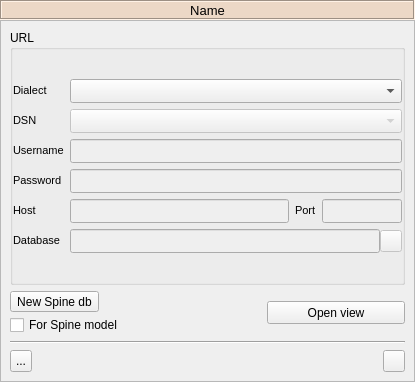
This is spinetoolbox/project_items/data_store/ui/data_store_properties.ui in spine-tools/Spine-Toolbox as Qt 5 draws it before an edit. The edited form follows.
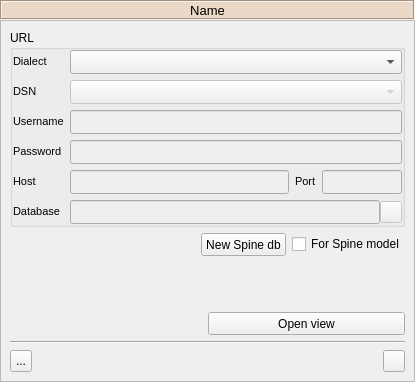
This is the edited form. Icons and pictures are not drawn. Custom widgets are drawn as their Qt base class.

Commit message:
Improve positioning of dock widgets in the data store view
Re #507

What changed in the file:
```diff
--- a/spinetoolbox/project_items/data_store/ui/data_store_properties.ui
+++ b/spinetoolbox/project_items/data_store/ui/data_store_properties.ui
@@ -561,55 +561,81 @@
         </widget>
        </item>
        <item>
-        <layout class="QHBoxLayout" name="horizontalLayout_26">
-         <item>
-          <layout class="QVBoxLayout" name="verticalLayout_2">
-           <property name="spacing">
-            <number>3</number>
+        <layout class="QGridLayout" name="gridLayout">
+         <item row="0" column="1">
+          <widget class="QPushButton" name="pushButton_create_new_spine_db">
+           <property name="minimumSize">
+            <size>
+             <width>85</width>
+             <height>23</height>
+            </size>
            </property>
-           <item>
-            <widget class="QToolButton" name="toolButton_create_new_spine_db">
-             <property name="maximumSize">
-              <size>
-               <width>16777215</width>
-               <height>23</height>
-              </size>
-             </property>
-             <property name="toolTip">
-              <string>&lt;html&gt;&lt;head/&gt;&lt;body&gt;&lt;p&gt;Create new Spine database at the selected URL, or at a default one if the selected is not valid.&lt;/p&gt;&lt;/body&gt;&lt;/html&gt;</string>
-             </property>
-             <property name="text">
-              <string>New Spine db</string>
-             </property>
-             <property name="icon">
-              <iconset resource="../../../ui/resources/resources_icons.qrc">
-               <normaloff>:/symbols/Spine_symbol.png</normaloff>:/symbols/Spine_symbol.png</iconset>
-             </property>
-             <property name="toolButtonStyle">
-              <enum>Qt::ToolButtonTextBesideIcon</enum>
-             </property>
-            </widget>
-           </item>
-           <item>
-            <widget class="QCheckBox" name="checkBox_for_spine_model">
-             <property name="toolTip">
-              <string>&lt;html&gt;&lt;head/&gt;&lt;body&gt;&lt;p&gt;Add specific data structure for Spine model to the new Spine database.&lt;/p&gt;&lt;/body&gt;&lt;/html&gt;</string>
-             </property>
-             <property name="text">
-              <string>For Spine model</string>
-             </property>
-            </widget>
-           </item>
-          </layout>
+           <property name="maximumSize">
+            <size>
+             <width>16777215</width>
+             <height>23</height>
+            </size>
+           </property>
+           <property name="toolTip">
+            <string>&lt;html&gt;&lt;head/&gt;&lt;body&gt;&lt;p&gt;Create new Spine database at the selected URL, or at a default one if the selected is not valid.&lt;/p&gt;&lt;/body&gt;&lt;/html&gt;</string>
+           </property>
+           <property name="text">
+            <string>New Spine db</string>
+           </property>
+           <property name="icon">
+            <iconset resource="../../../ui/resources/resources_icons.qrc">
+             <normaloff>:/symbols/Spine_symbol.png</normaloff>:/symbols/Spine_symbol.png</iconset>
+           </property>
+          </widget>
          </item>
+         <item row="0" column="0">
+          <spacer name="horizontalSpacer_2">
+           <property name="orientation">
+            <enum>Qt::Horizontal</enum>
+           </property>
+           <property name="sizeHint" stdset="0">
+            <size>
+             <width>40</width>
+             <height>20</height>
+            </size>
+           </property>
+          </spacer>
+         </item>
+         <item row="0" column="2">
+          <widget class="QCheckBox" name="checkBox_for_spine_model">
+           <property name="toolTip">
+            <string>&lt;html&gt;&lt;head/&gt;&lt;body&gt;&lt;p&gt;Add specific data structure for Spine model to the new Spine database.&lt;/p&gt;&lt;/body&gt;&lt;/html&gt;</string>
+           </property>
+           <property name="text">
+            <string>For Spine model</string>
+           </property>
+          </widget>
+         </item>
+        </layout>
+       </item>
+       <item>
+        <spacer name="verticalSpacer_2">
+         <property name="orientation">
+          <enum>Qt::Vertical</enum>
+         </property>
+         <property name="sizeHint" stdset="0">
+          <size>
+           <width>20</width>
+           <height>40</height>
+          </size>
+         </property>
+        </spacer>
+       </item>
+       <item>
+        <layout class="QHBoxLayout" name="horizontalLayout">
          <item>
-          <spacer name="horizontalSpacer_14">
+          <spacer name="horizontalSpacer">
            <property name="orientation">
             <enum>Qt::Horizontal</enum>
            </property>
            <property name="sizeHint" stdset="0">
             <size>
-             <width>1</width>
+             <width>40</width>
              <height>20</height>
             </size>
            </property>
```
Left out of the diff: 502 changed lines with no effect on the pictures. The commit also changes 6 other files.
